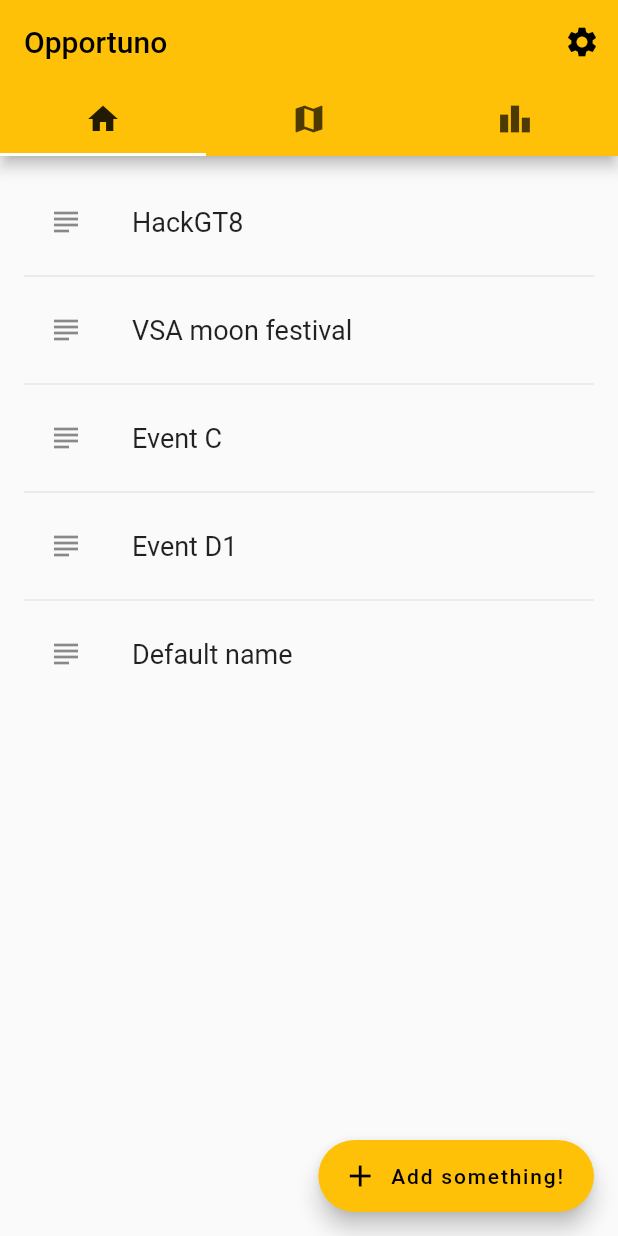
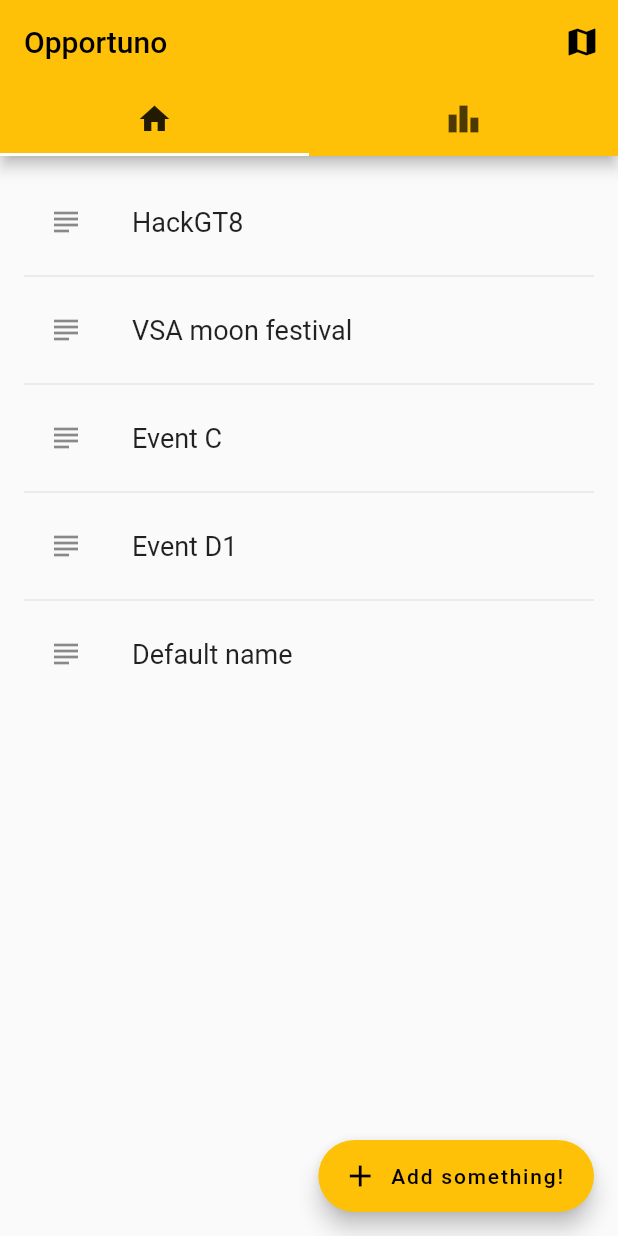
Before and after one commit to Tohwx/hackgt8-eaugazooz, a Flutter app: the screen it shows after launch, on a phone screen of 412 x 824 dp. Run offline on Flutter 3.47's test engine with Material 2 defaults, Android fonts, the phone set to English and light mode, and no system bars; our stand-ins replace google_maps_flutter.

Commit message:
relocated map view

```diff
--- a/lib/classes.dart
+++ b/lib/classes.dart
@@ -91,14 +91,14 @@ class MapState extends State<Map> {
 
   static final CameraPosition _kGooglePlex = CameraPosition(
     target: LatLng(33.77551715463846, -84.39559957027134),
-    zoom: 19.151926040649414, // 14.4746,
+    zoom: 10, // 14.4746,
   );
 
   static final CameraPosition _kLake = CameraPosition(
       bearing: 0,
       target: LatLng(33.77551715463846, -84.39559957027134),
       tilt: 0,
-      zoom: 19.151926040649414);
+      zoom: 10);
 
   @override
   Widget build(BuildContext context) {
--- a/lib/main.dart
+++ b/lib/main.dart
@@ -39,7 +39,14 @@ class MyHomePage extends StatefulWidget {
 }
 
 class _MyHomePageState extends State<MyHomePage> {
-  void _pushSettings() {}
+  void _pushSettings() {
+    Navigator.of(context).push(MaterialPageRoute<void>(builder: (context) {
+      return const MaterialApp(
+        title: 'Flutter Google Maps Demo',
+        home: Map(),
+      );
+    }));
+  }
 
   void _pushAddNew() {
     Navigator.of(context).push(MaterialPageRoute<void>(builder: (context) {
@@ -53,19 +60,18 @@ class _MyHomePageState extends State<MyHomePage> {
   @override
   Widget build(BuildContext context) {
     return DefaultTabController(
-      length: 3,
+      length: 2,
       child: Scaffold(
         appBar: AppBar(
           title: const Text('Opportuno'),
           actions: [
-            IconButton(
-                icon: const Icon(Icons.settings), onPressed: _pushSettings)
+            IconButton(icon: const Icon(Icons.map), onPressed: _pushSettings)
           ],
           bottom: const TabBar(
             indicatorColor: Colors.amber,
             tabs: [
               Tab(icon: Icon(Icons.home)),
-              Tab(icon: Icon(Icons.map)),
+              //Tab(icon: Icon(Icons.map)),
               Tab(icon: Icon(Icons.leaderboard)),
             ],
           ),
@@ -73,10 +79,6 @@ class _MyHomePageState extends State<MyHomePage> {
         body: const TabBarView(
           children: [
             EventsTab(),
-            MaterialApp(
-              title: 'Flutter Google Maps Demo',
-              home: Map(),
-            ),
             LeaderboardTab(),
           ],
         ),
```
